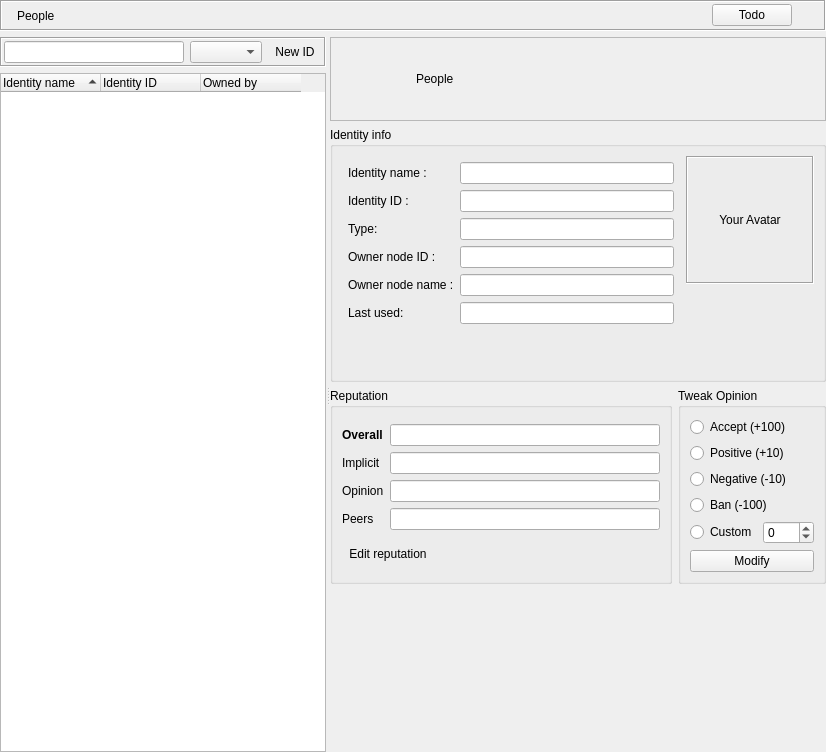
Above: retroshare-gui/src/gui/Identity/IdDialog.ui from RetroShare/RetroShare before the change. Below: the same form after it.
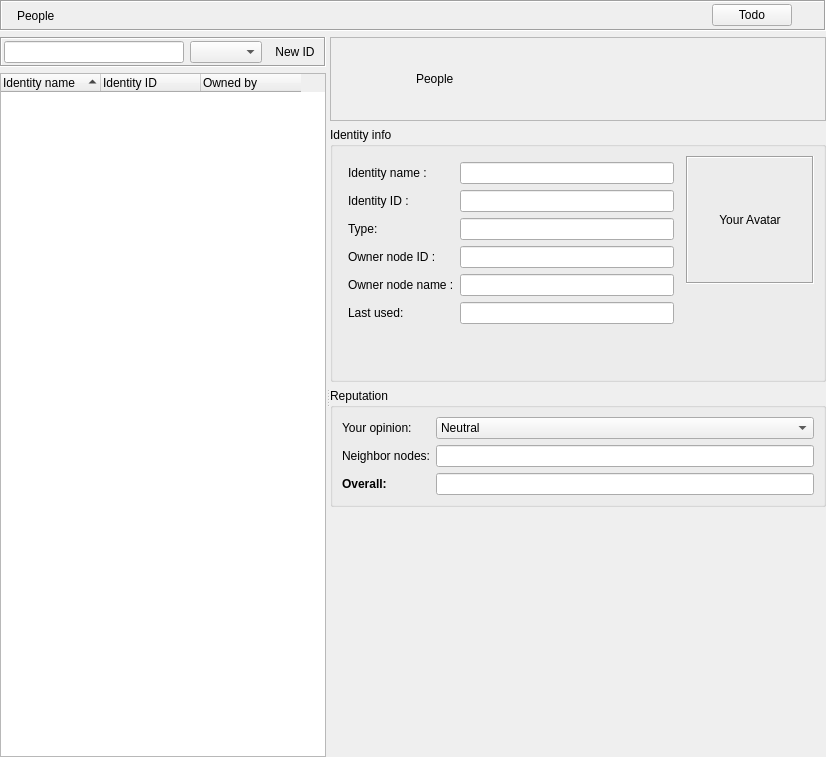
That is the form after the change. Icons and pictures are not drawn. Custom widgets are drawn as their Qt base class.

```diff
--- a/retroshare-gui/src/gui/Identity/IdDialog.ui
+++ b/retroshare-gui/src/gui/Identity/IdDialog.ui
@@ -7,7 +7,7 @@
     <x>0</x>
     <y>0</y>
     <width>826</width>
-    <height>752</height>
+    <height>757</height>
    </rect>
   </property>
   <property name="sizePolicy">
@@ -483,7 +483,80 @@
            <layout class="QVBoxLayout" name="verticalLayout_2">
             <item>
              <layout class="QGridLayout" name="gridLayout_2">
-              <item row="0" column="0">
+              <item row="2" column="1">
+               <widget class="QLineEdit" name="neighborNodesOpinion_TF">
+                <property name="readOnly">
+                 <bool>true</bool>
+                </property>
+               </widget>
+              </item>
+              <item row="1" column="0">
+               <widget class="QLabel" name="label_6">
+                <property name="text">
+                 <string>Your opinion:</string>
+                </property>
+               </widget>
+              </item>
+              <item row="2" column="0">
+               <widget class="QLabel" name="label_5">
+                <property name="text">
+                 <string>Neighbor nodes:</string>
+                </property>
+               </widget>
+              </item>
+              <item row="1" column="1">
+               <widget class="QComboBox" name="ownOpinion_CB">
+                <property name="toolTip">
+                 <string>&lt;!DOCTYPE HTML PUBLIC &quot;-//W3C//DTD HTML 4.0//EN&quot; &quot;http://www.w3.org/TR/REC-html40/strict.dtd&quot;&gt;
+&lt;html&gt;&lt;head&gt;&lt;meta name=&quot;qrichtext&quot; content=&quot;1&quot; /&gt;&lt;style type=&quot;text/css&quot;&gt;
+p, li { white-space: pre-wrap; }
+&lt;/style&gt;&lt;/head&gt;&lt;body style=&quot; font-family:'Sans'; font-size:9pt; font-weight:400; font-style:normal;&quot;&gt;
+&lt;p style=&quot; margin-top:12px; margin-bottom:12px; margin-left:0px; margin-right:0px; -qt-block-indent:0; text-indent:0px;&quot;&gt;Your own opinion about an identity rules the visibility of that identity for yourself,&lt;/p&gt;
+&lt;p style=&quot; margin-top:12px; margin-bottom:12px; margin-left:0px; margin-right:0px; -qt-block-indent:0; text-indent:0px;&quot;&gt;and is shared among friends. A final score is calculated according to a formula that accounts your own opinion and your friends' opinions about someone:&lt;/p&gt;
+&lt;p style=&quot;-qt-paragraph-type:empty; margin-top:12px; margin-bottom:12px; margin-left:0px; margin-right:0px; -qt-block-indent:0; text-indent:0px;&quot;&gt;&lt;br /&gt;&lt;/p&gt;
+&lt;p style=&quot; margin-top:12px; margin-bottom:12px; margin-left:0px; margin-right:0px; -qt-block-indent:0; text-indent:0px;&quot;&gt;  S = own_opinion * a + friends_opinion * (1-a)&lt;/p&gt;
+&lt;p style=&quot;-qt-paragraph-type:empty; margin-top:12px; margin-bottom:12px; margin-left:0px; margin-right:0px; -qt-block-indent:0; text-indent:0px;&quot;&gt;&lt;br /&gt;&lt;/p&gt;
+&lt;p style=&quot; margin-top:12px; margin-bottom:12px; margin-left:0px; margin-right:0px; -qt-block-indent:0; text-indent:0px;&quot;&gt;The factor 'a' depends on the type of ID. &lt;/p&gt;
+&lt;p style=&quot; margin-top:12px; margin-bottom:12px; margin-left:0px; margin-right:0px; -qt-block-indent:0; text-indent:0px;&quot;&gt;- anonymous IDs: &lt;/p&gt;
+&lt;p style=&quot; margin-top:12px; margin-bottom:12px; margin-left:0px; margin-right:0px; -qt-block-indent:0; text-indent:0px;&quot;&gt;- PGP-signed IDs by unknown PGP keys: a=&lt;/p&gt;
+&lt;p style=&quot;-qt-paragraph-type:empty; margin-top:12px; margin-bottom:12px; margin-left:0px; margin-right:0px; -qt-block-indent:0; text-indent:0px;&quot;&gt;&lt;br /&gt;&lt;/p&gt;
+&lt;p style=&quot; margin-top:12px; margin-bottom:12px; margin-left:0px; margin-right:0px; -qt-block-indent:0; text-indent:0px;&quot;&gt;The overall score is used in chat lobbies, forums and channels to decide on the actions to take for each specific identity:&lt;/p&gt;
+&lt;p style=&quot;-qt-paragraph-type:empty; margin-top:12px; margin-bottom:12px; margin-left:0px; margin-right:0px; -qt-block-indent:0; text-indent:0px;&quot;&gt;&lt;br /&gt;&lt;/p&gt;
+&lt;p style=&quot; margin-top:12px; margin-bottom:12px; margin-left:0px; margin-right:0px; -qt-block-indent:0; text-indent:0px;&quot;&gt;S &amp;lt; -0.5: Posts are not stored, nor forwarded &lt;/p&gt;
+&lt;p style=&quot; margin-top:12px; margin-bottom:12px; margin-left:0px; margin-right:0px; -qt-block-indent:0; text-indent:0px;&quot;&gt;S &amp;lt; 0.2: Posts are hidden, but still transmitted&lt;/p&gt;
+&lt;p style=&quot; margin-top:12px; margin-bottom:12px; margin-left:0px; margin-right:0px; -qt-block-indent:0; text-indent:0px;&quot;&gt;S &amp;lt; 0.0: &lt;/p&gt;
+&lt;p style=&quot;-qt-paragraph-type:empty; margin-top:12px; margin-bottom:12px; margin-left:0px; margin-right:0px; -qt-block-indent:0; text-indent:0px;&quot;&gt;&lt;br /&gt;&lt;/p&gt;
+&lt;p style=&quot; margin-top:12px; margin-bottom:12px; margin-left:0px; margin-right:0px; -qt-block-indent:0; text-indent:0px;&quot;&gt;The overall rating is computed in such a way that it is not possible for a single person to deterministically change someone's status at neighbor nodes.&lt;/p&gt;
+&lt;p style=&quot;-qt-paragraph-type:empty; margin-top:0px; margin-bottom:0px; margin-left:0px; margin-right:0px; -qt-block-indent:0; text-indent:0px;&quot;&gt;&lt;br /&gt;&lt;/p&gt;&lt;/body&gt;&lt;/html&gt;</string>
+                </property>
+                <property name="currentIndex">
+                 <number>1</number>
+                </property>
+                <item>
+                 <property name="text">
+                  <string>Positive</string>
+                 </property>
+                </item>
+                <item>
+                 <property name="text">
+                  <string>Neutral</string>
+                 </property>
+                </item>
+                <item>
+                 <property name="text">
+                  <string>Negative</string>
+                 </property>
+                </item>
+               </widget>
+              </item>
+              <item row="3" column="1">
+               <widget class="QLineEdit" name="overallOpinion_TF">
+                <property name="readOnly">
+                 <bool>true</bool>
+                </property>
+               </widget>
+              </item>
+              <item row="3" column="0">
                <widget class="QLabel" name="label_2">
                 <property name="font">
                  <font>
@@ -492,157 +565,11 @@
                  </font>
                 </property>
                 <property name="text">
-                 <string>Overall</string>
+                 <string>Overall:</string>
                 </property>
                </widget>
               </item>
-              <item row="0" column="1">
-               <widget class="QLineEdit" name="line_RatingOverall">
-                <property name="readOnly">
-                 <bool>true</bool>
-                </property>
-               </widget>
-              </item>
-              <item row="1" column="0">
-               <widget class="QLabel" name="label_11">
-                <property name="text">
-                 <string>Implicit</string>
-                </property>
-               </widget>
-              </item>
-              <item row="1" column="1">
-               <widget class="QLineEdit" name="line_RatingImplicit">
-                <property name="readOnly">
-                 <bool>true</bool>
-                </property>
-               </widget>
-              </item>
-              <item row="2" column="0">
-               <widget class="QLabel" name="label_6">
-                <property name="text">
-                 <string>Opinion</string>
-                </property>
-               </widget>
-              </item>
-              <item row="2" column="1">
-               <widget class="QLineEdit" name="line_RatingOwn">
-                <property name="readOnly">
-                 <bool>true</bool>
-                </property>
-               </widget>
-              </item>
-              <item row="3" column="0">
-               <widget class="QLabel" name="label_5">
-                <property name="text">
-                 <string>Peers</string>
-                </property>
-               </widget>
-              </item>
-              <item row="3" column="1">
-               <widget class="QLineEdit" name="line_RatingPeers">
-                <property name="readOnly">
-                 <bool>true</bool>
-                </property>
-               </widget>
-              </item>
              </layout>
-            </item>
-            <item>
-             <widget class="QToolButton" name="toolButton_Reputation">
-              <property name="focusPolicy">
-               <enum>Qt::NoFocus</enum>
-              </property>
-              <property name="text">
-               <string>Edit reputation</string>
-              </property>
-              <property name="icon">
-               <iconset resource="../images.qrc">
-                <normaloff>:/images/edit_24.png</normaloff>:/images/edit_24.png</iconset>
-              </property>
-              <property name="iconSize">
-               <size>
-                <width>24</width>
-                <height>24</height>
-               </size>
-              </property>
-              <property name="toolButtonStyle">
-               <enum>Qt::ToolButtonTextBesideIcon</enum>
-              </property>
-              <property name="autoRaise">
-               <bool>true</bool>
-              </property>
-             </widget>
-            </item>
-           </layout>
-          </widget>
-         </item>
-         <item>
-          <widget class="QGroupBox" name="tweakGroupBox">
-           <property name="sizePolicy">
-            <sizepolicy hsizetype="Preferred" vsizetype="Maximum">
-             <horstretch>0</horstretch>
-             <verstretch>0</verstretch>
-            </sizepolicy>
-           </property>
-           <property name="title">
-            <string>Tweak Opinion</string>
-           </property>
-           <layout class="QVBoxLayout" name="verticalLayout">
-            <item>
-             <widget class="QRadioButton" name="repMod_Accept">
-              <property name="text">
-               <string>Accept (+100)</string>
-              </property>
-             </widget>
-            </item>
-            <item>
-             <widget class="QRadioButton" name="repMod_Positive">
-              <property name="text">
-               <string>Positive (+10)</string>
-              </property>
-             </widget>
-            </item>
-            <item>
-             <widget class="QRadioButton" name="repMod_Negative">
-              <property name="text">
-               <string>Negative (-10)</string>
-              </property>
-             </widget>
-            </item>
-            <item>
-             <widget class="QRadioButton" name="repMod_Ban">
-              <property name="text">
-               <string>Ban (-100)</string>
-              </property>
-             </widget>
-            </item>
-            <item>
-             <layout class="QHBoxLayout" name="horizontalLayout">
-              <item>
-               <widget class="QRadioButton" name="repMod_Custom">
-                <property name="text">
-                 <string>Custom</string>
-                </property>
-               </widget>
-              </item>
-              <item>
-               <widget class="QSpinBox" name="repMod_spinBox">
-                <property name="minimum">
-                 <number>-100</number>
-                </property>
-                <property name="maximum">
-                 <number>100</number>
-                </property>
-               </widget>
-              </item>
-             </layout>
-            </item>
-            <item>
-             <widget class="QPushButton" name="repModButton">
-              <property name="text">
-               <string>Modify</string>
-              </property>
-             </widget>
             </item>
            </layout>
           </widget>
```
Left out of the diff: 3 changed lines with no effect on the pictures.
